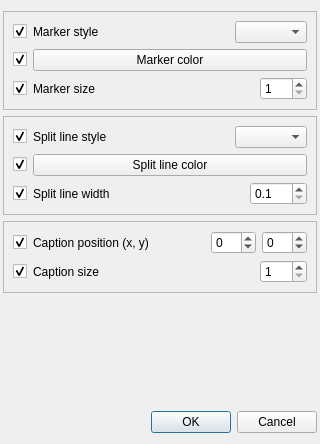
salsergey/gpxviewer, file ui/pointconfigdialog.ui: the form before one commit.
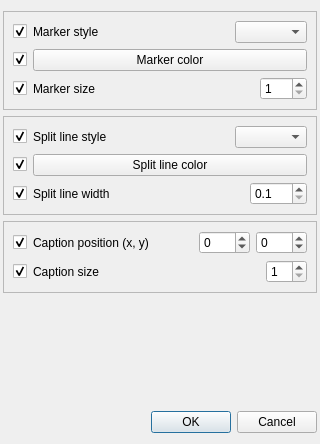
The form after the commit. Custom widgets are drawn as their Qt base class.

The edit to the form file:
```diff
--- a/ui/pointconfigdialog.ui
+++ b/ui/pointconfigdialog.ui
@@ -371,20 +371,20 @@
            <item>
             <widget class="QSpinBox" name="captionPositionXSpinBox">
              <property name="minimum">
-              <number>-99</number>
+              <number>-999</number>
              </property>
              <property name="maximum">
-              <number>99</number>
+              <number>999</number>
              </property>
             </widget>
            </item>
            <item>
             <widget class="QSpinBox" name="captionPositionYSpinBox">
              <property name="minimum">
-              <number>-99</number>
+              <number>-999</number>
              </property>
              <property name="maximum">
-              <number>99</number>
+              <number>999</number>
              </property>
             </widget>
            </item>
@@ -441,9 +441,6 @@
              <property name="minimum">
               <number>1</number>
              </property>
-             <property name="maximum">
-              <number>100</number>
-             </property>
             </widget>
            </item>
           </layout>
```
